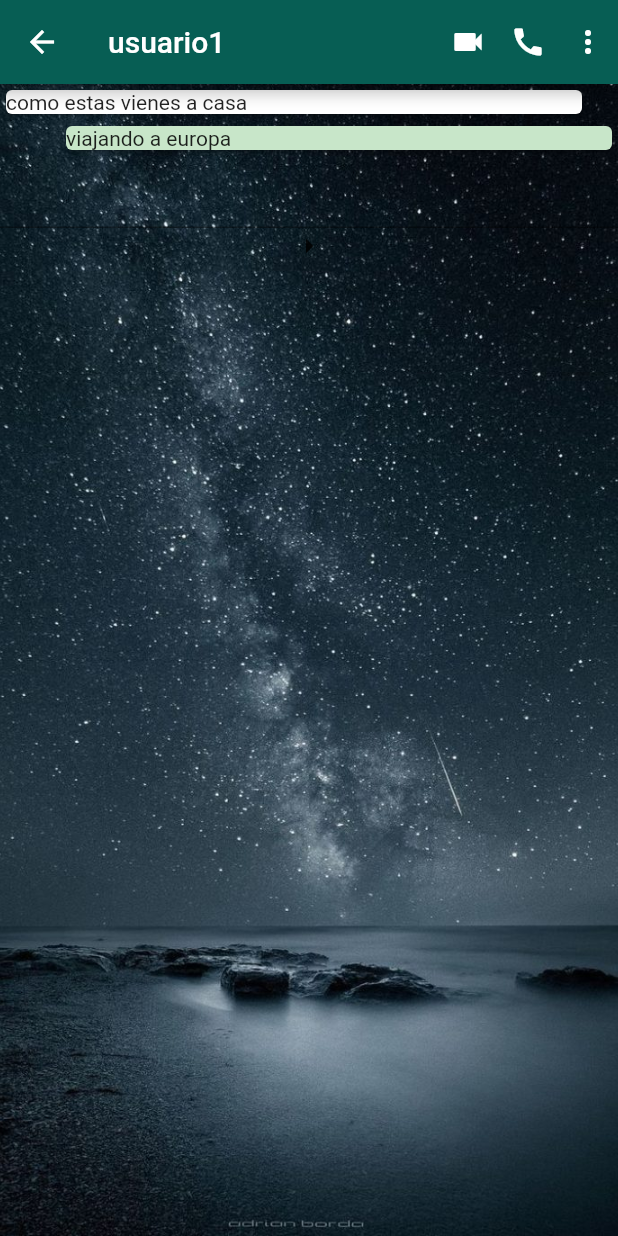
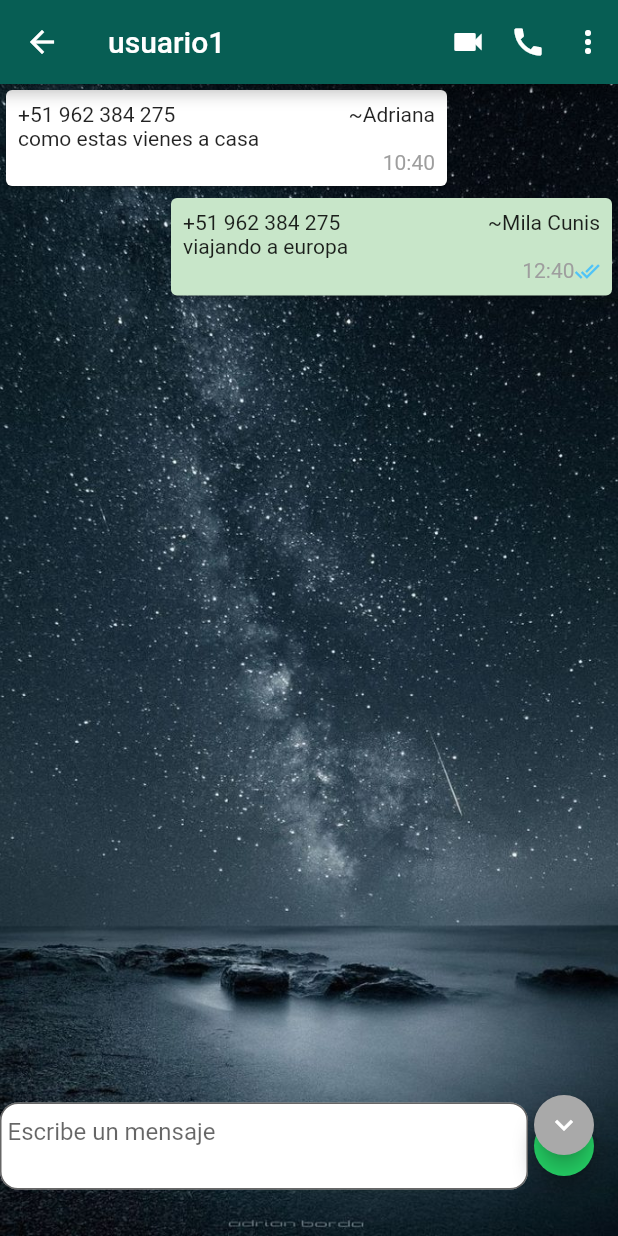
Before and after one commit to alexandr28/whatsapp_ms, a Flutter app: the ChatUserWidget screen opened directly, on a phone screen of 412 x 824 dp. Run offline on Flutter 3.47's test engine with Material 2 defaults, Android fonts, the phone set to English and light mode, and no system bars; our stand-ins replace bloc, camera, cloud_firestore, firebase_auth, flutter_bloc, google_sign_in; accounts and stored records are empty; statements that could not run were skipped.

Commit message:
agregando funcionalidad chat messenger con firebase

```diff
--- a/lib/views/chat_user_widget.dart
+++ b/lib/views/chat_user_widget.dart
@@ -4,13 +4,29 @@ import 'package:whatsapp_ms/models/chat_item.dart';
 import 'package:whatsapp_ms/views/widgets/message_widget.dart';
 import 'package:whatsapp_ms/models/user.dart';
 import 'package:whatsapp_ms/models/chat_detail_item.dart';
+import 'package:whatsapp_ms/views/widgets/input_text_widget.dart';
 
-class ChatUserWidget extends StatelessWidget {
+class ChatUserWidget extends StatefulWidget {
   List<ChatItem> chatItems;
   final User user;
   ChatUserWidget({this.chatItems,this.user});
+
+  @override
+  _ChatUserWidgetState createState() => _ChatUserWidgetState();
+}
+
+class _ChatUserWidgetState extends State<ChatUserWidget> {
+  ScrollController scrollController= ScrollController();
+  TextEditingController textEditingController=TextEditingController();
+  @override
+  void dispose() {
+    // TODO: implement dispose
+    super.dispose();
+    textEditingController.dispose();
+  }
   @override
   Widget build(BuildContext context) {
+    MediaQueryData mqd= MediaQuery.of(context);
     return Scaffold(
       //backgroundColor: ,
       appBar: AppBar(
@@ -37,60 +53,83 @@ class ChatUserWidget extends StatelessWidget {
             fit: BoxFit.cover,
           ),
         ),
-        child: Column(
+        child: Stack(
           children: <Widget>[
-            ListView.builder(
+            ListView(
+              children: <Widget>[
+                Container(
+                  height: mqd.size.height-145.0,
+                  child: ListView.builder(
                     shrinkWrap: true,
                     itemCount: tempChatDetailItem.length,
                     itemBuilder: (context,position){
                       return MessageWidget(
-                  chatItem:tempChatDetailItem[position],
-                  isMine: tempChatDetailItem[position].isMine,
+                        chatDetailItem:tempChatDetailItem[position],
+                        isSameuser: position < 1 ? false: tempChatDetailItem[position - 1].name == tempChatDetailItem[position].name,
                       );
                     },
                   ),
-            TextField(),
-            Icon(Icons.arrow_right),
+                ),
+                Row(
+                  children: <Widget>[
+                    Container(
+                      width: mqd.size.width - 60,
+                      child: InputTextWidget(controller: textEditingController,),
+                    ),
+                    FloatingActionButton(
+                      onPressed: (){
+                        Firestore.instance.collection("messages").add({"message":textEditingController.text});
+                      },
+                      heroTag: "Play",
+                      mini: true,
+                      child: Icon(Icons.arrow_right),
+                    ),
+                  ],
+                ),
+              ],
+            ),
+            Positioned(
+              right: 12.0,
+              bottom: 50.0,
+              child: FloatingActionButton(
+                  onPressed: (){
+                    scrollController.animateTo(
+                      scrollController.position.maxScrollExtent,
+                      duration: Duration(milliseconds: 500),
+                      curve: Curves.easeIn,
+                    );
+                  },
+                  backgroundColor: Color(0xffa9a9a9),
+                foregroundColor: Colors.white,
+                mini: true,
+                child: Icon(Icons.keyboard_arrow_down),
+              ),
+            ),
           ],
         ),
       ),
-      /* Column(
-        children: <Widget>[
-          ListView.builder(
-            shrinkWrap: true,
-            itemCount: chatItems.length,
-              itemBuilder: (context,position){
-                return MessageWidget(chatItem:chatItems[position],isMine: user==chatItems,);
-              },
-          ),
-          Row(
-            children: <Widget>[
-              TextField(),
-              Icon(Icons.arrow_right),
-            ],
-          ),
-        ],
-      ),*/
     );
   }
 }
+
 
 List<ChatDetailItem> tempChatDetailItem =[
   ChatDetailItem(
     name: "Adriana",
     message: "como estas vienes a casa",
-    dateTime: DateTime.parse("2019-04-12 10:40"),
+    dateTime: DateTime.parse("2019-04-12 10:40:15"),
     isMine: false,
-    readMessage: true,
+    //readMessage: false,
     phoneNumber: "+51 962 384 275",
     avatarUrl: "https://fotos00.laopiniondemalaga.es/2012/03/20/318x200/2012-03-20_IMG_2012-03-20_19:25:43_limaefe.jpg"
   ),
   ChatDetailItem(
       name: "Mila Cunis",
       message: "viajando a europa",
-      dateTime: DateTime.parse("2019-04-02 12:40"),
+      dateTime: DateTime.parse("2019-04-02 12:40:25"),
       isMine: true,
       phoneNumber: "+51 962 384 275",
+      readMessage: true,
       avatarUrl: "https://www.guiadelocio.com/var/guiadelocio.com/storage/images/cine/personajes/mila-kunis/6167200-22-esl-ES/mila-kunis.jpg"
   ),
 ];
--- /dev/null
+++ b/lib/views/widgets/input_text_widget.dart
@@ -0,0 +1,22 @@
+import 'package:flutter/material.dart';
+
+class InputTextWidget extends StatelessWidget {
+  TextEditingController controller;
+  InputTextWidget({this.controller});
+  @override
+  Widget build(BuildContext context) {
+    return TextField(
+      controller: controller,
+      maxLines: 2,
+      decoration: InputDecoration(
+        hintText: "Escribe un mensaje",
+        fillColor: Colors.white,
+        filled: true,
+        contentPadding: EdgeInsets.fromLTRB(5.0, 10.0, 5.0, 10.0),
+        border: OutlineInputBorder(
+          borderRadius: BorderRadius.circular(12.0),
+        ),
+      ),
+    );
+  }
+}
--- a/lib/views/widgets/message_widget.dart
+++ b/lib/views/widgets/message_widget.dart
@@ -1,17 +1,46 @@
 import 'package:flutter/material.dart';
 import 'package:whatsapp_ms/models/chat_item.dart';
+import 'package:whatsapp_ms/views/widgets/check_widget.dart';
 import 'package:whatsapp_ms/models/chat_detail_item.dart';
 class MessageWidget extends StatelessWidget {
-  final ChatDetailItem chatItem;
-  final bool isMine;
-  MessageWidget({this.chatItem,this.isMine=false});
+  final ChatDetailItem chatDetailItem;
+  final bool isSameuser;
+  MessageWidget({this.chatDetailItem,this.isSameuser});
   @override
   Widget build(BuildContext context) {
+    CheckStatus checkStatus= chatDetailItem.readMessage? CheckStatus.doublecheckblue:CheckStatus.uncheck;
+    bool isMine= chatDetailItem.isMine;
     return Padding(
-      padding: EdgeInsets.only(right: isMine? 0.0 : 20.0, left: isMine? 40.0 : 0.0),
+      padding: EdgeInsets.only(right: isMine? 0.0 : 110.0, left: isMine? 110.0 : 0.0),
       child: Card(
         color: isMine? Colors.green[100]:Colors.white,
-        child: Text(chatItem.message),
+        child: Padding(
+            padding: const EdgeInsets.all(8.0),
+            child: Column(
+              crossAxisAlignment: CrossAxisAlignment.start,
+              children: <Widget>[
+                Row(
+                  mainAxisAlignment: MainAxisAlignment.spaceBetween,
+                  children: <Widget>[
+                    Text(chatDetailItem.phoneNumber),
+                    Text("~${chatDetailItem.name}"),
+                  ],
+                ),
+                Text(chatDetailItem.message),
+                Row(
+                  mainAxisAlignment: MainAxisAlignment.end,
+                  children: <Widget>[
+                    Text(chatDetailItem.lastMessageTime,
+                      style: TextStyle(color: Colors.grey),
+                    ),
+                    //isMine?Container():CheckWidget(checkStatus: checkStatus),
+                    CheckWidget(checkStatus: checkStatus),
+                  ],
+                ),
+
+              ],
+            ),
+        ),
       ),
     );
   }
```
Lines whose indentation alone changed are shown as unchanged.
